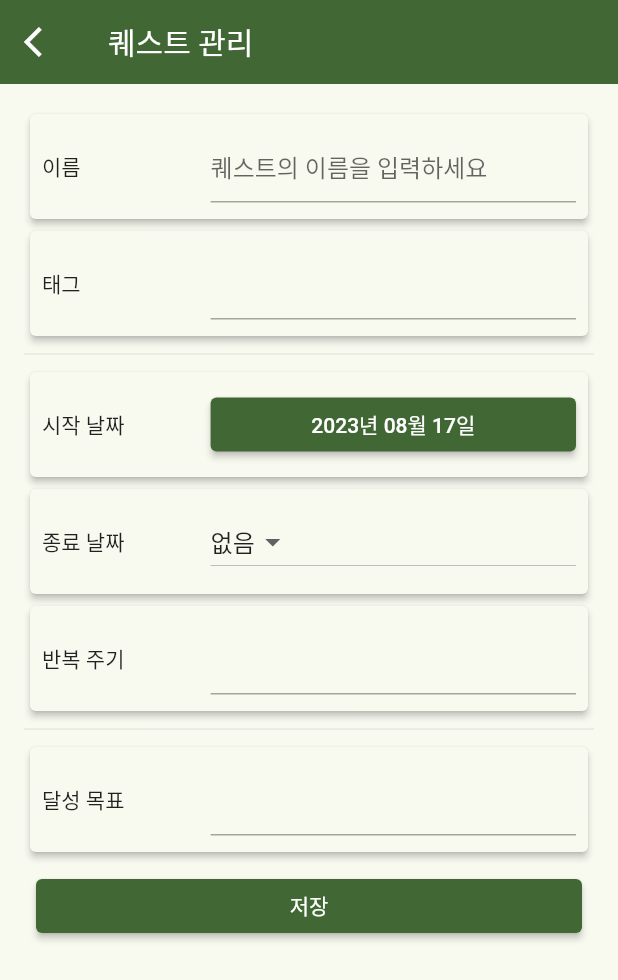
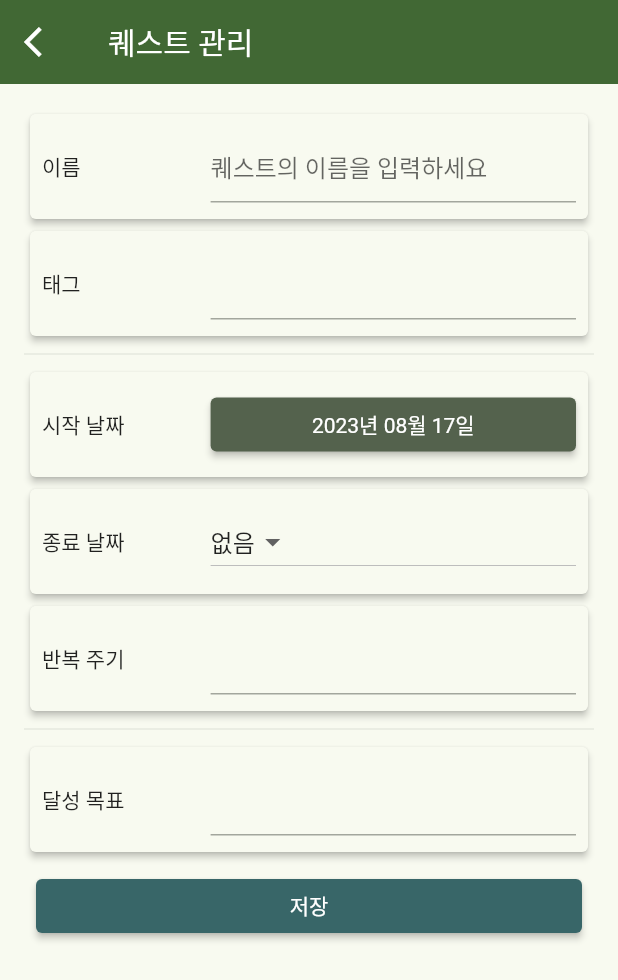
Before and after one commit to lockcept/Quelendar, a Flutter app: the QuestEditView screen opened directly, after a tap on the "edit" icon, on a phone screen of 412 x 824 dp. Shown: the top 980 px of the screen. Run offline on Flutter 3.47's test engine with Material 2 defaults, Android fonts, the phone set to English and light mode, and no system bars; our stand-ins replace nanoid.

Commit message:
feat: 버튼 색상

```diff
--- a/lib/item/quest_edit_view.dart
+++ b/lib/item/quest_edit_view.dart
@@ -88,7 +88,7 @@ class QuestEditViewState extends State<QuestEditView> {
       ),
       getDevidedRow(
         '종료 날짜',
-        Text(endAt != null ? getDateformatString(endAt!) : "종료 날짜가 없습니다"),
+        Text(endAt != null ? getDateformatString(endAt!) : "없음"),
       ),
       getDevidedRow(
           '반복 주기', Text(getRepeatMessage(repeatCycle, repeatData) ?? "")),
@@ -124,6 +124,10 @@ class QuestEditViewState extends State<QuestEditView> {
       getDevidedRow(
         '시작 날짜',
         ElevatedButton(
+          style: ElevatedButton.styleFrom(
+              backgroundColor: Theme.of(context).colorScheme.secondary,
+              textStyle: TextStyle(
+                  color: Theme.of(context).colorScheme.onSecondaryContainer)),
           onPressed: () async {
             final startDate = DateTime.fromMillisecondsSinceEpoch(startAt);
 
@@ -181,6 +185,12 @@ class QuestEditViewState extends State<QuestEditView> {
               Container(margin: const EdgeInsets.symmetric(vertical: 10)),
             if (isFinite)
               ElevatedButton(
+                style: ElevatedButton.styleFrom(
+                    backgroundColor: Theme.of(context).colorScheme.secondary,
+                    textStyle: TextStyle(
+                        color: Theme.of(context)
+                            .colorScheme
+                            .onSecondaryContainer)),
                 onPressed: () async {
                   final DateTime? pickedDate = await showDatePicker(
                     context: context,
@@ -215,6 +225,10 @@ class QuestEditViewState extends State<QuestEditView> {
       Padding(
         padding: const EdgeInsets.all(8.0),
         child: ElevatedButton(
+          style: ElevatedButton.styleFrom(
+              backgroundColor: Theme.of(context).colorScheme.tertiary,
+              textStyle:
+                  TextStyle(color: Theme.of(context).colorScheme.onTertiary)),
           onPressed: () {
             final validation = validateQuest();
 
@@ -267,6 +281,7 @@ class QuestEditViewState extends State<QuestEditView> {
     return Scaffold(
       appBar: AppBar(
         title: const Text('퀘스트 관리'),
+        backgroundColor: Theme.of(context).colorScheme.primary,
         elevation: 0.0,
         leading: IconButton(
           icon: const Icon(
```
